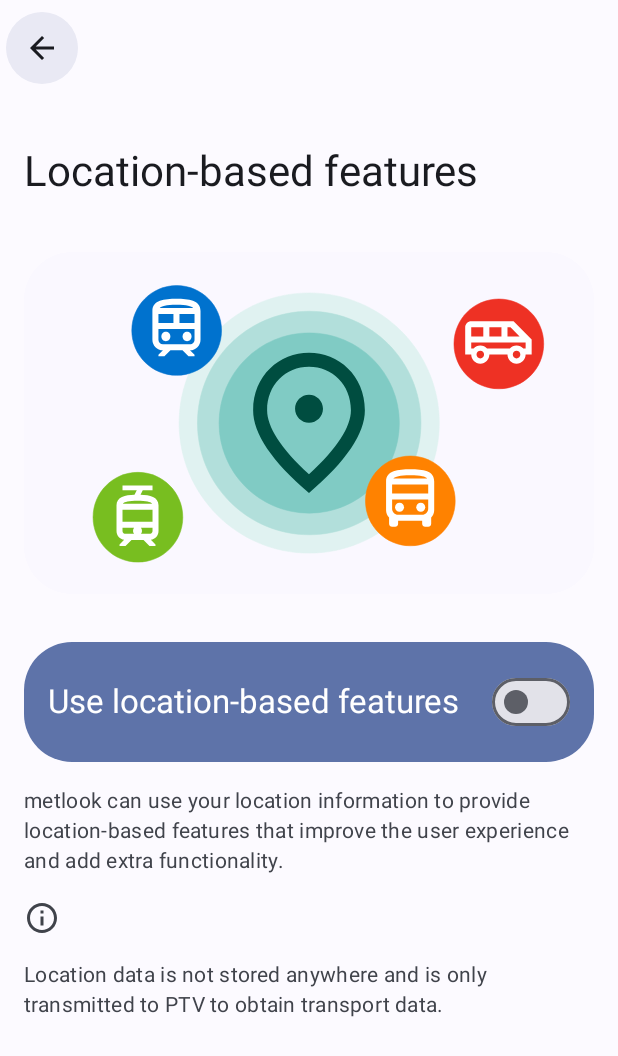
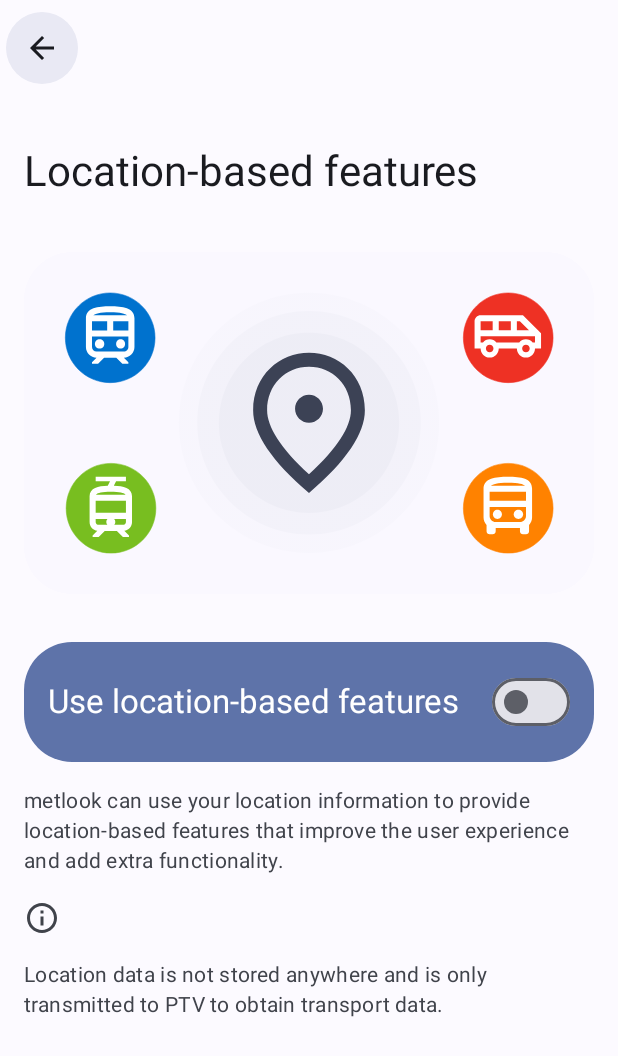
Before and after one commit to dkincorporated/metlook-eta, an Android app built with Jetpack Compose: the composable LocationFeaturesScreen shown on its own in the app's theme, on a phone screen of 412 x 824 dp. Shown: the top 1056 px of the screen. Run offline under Robolectric (Android 15) with nearby library versions, the phone set to English and light mode, and no system bars.

Commit message:
Improve location settings page graphics

```diff
--- a/app/src/main/java/dev/dkong/metlook/eta/screens/home/HomeScreen.kt
+++ b/app/src/main/java/dev/dkong/metlook/eta/screens/home/HomeScreen.kt
@@ -38,6 +38,7 @@ import androidx.compose.ui.unit.dp
 import kotlinx.coroutines.launch
 import androidx.compose.runtime.getValue
 import androidx.compose.runtime.setValue
+import androidx.compose.ui.graphics.ColorFilter
 import androidx.navigation.compose.NavHost
 import androidx.navigation.compose.composable
 import androidx.navigation.compose.rememberNavController
@@ -83,7 +84,8 @@ fun HomeScreen(navHostController: NavHostController) {
                         icon = {
                             Image(
                                 painter = painterResource(id = if (isSelected) homeScreen.selectedIcon else homeScreen.icon),
-                                contentDescription = homeScreen.displayName
+                                contentDescription = homeScreen.displayName,
+                                colorFilter = ColorFilter.tint(MaterialTheme.colorScheme.onSurface)
                             )
                         },
                         modifier = Modifier.padding(NavigationDrawerItemDefaults.ItemPadding)
@@ -108,7 +110,8 @@ fun HomeScreen(navHostController: NavHostController) {
                         icon = {
                             Image(
                                 painter = painterResource(id = item.icon),
-                                contentDescription = item.name
+                                contentDescription = item.name,
+                                colorFilter = ColorFilter.tint(MaterialTheme.colorScheme.onSurface)
                             )
                         },
                         modifier = Modifier.padding(NavigationDrawerItemDefaults.ItemPadding)
@@ -138,14 +141,20 @@ fun HomeScreen(navHostController: NavHostController) {
                             selected = isSelected,
                             onClick = {
                                 if (selectedNavBarItem.route != screen.route) {
-                                    homeNavHostController.navigate(screen.route)
+                                    homeNavHostController.navigate(screen.route) {
+                                        // Do not add to backstack -- in other words, remove all backstack when navigating to the new route
+                                        popUpTo(0)
+                                        launchSingleTop = true
+                                        restoreState = true
+                                    }
                                 }
                                 selectedNavBarItem = screen
                             },
                             icon = {
                                 Image(
                                     painter = painterResource(id = if (isSelected) screen.selectedIcon else screen.icon),
-                                    contentDescription = screen.displayName
+                                    contentDescription = screen.displayName,
+                                    colorFilter = ColorFilter.tint(MaterialTheme.colorScheme.onSurface)
                                 )
                             },
                             label = {
--- a/app/src/main/java/dev/dkong/metlook/eta/screens/settings/LocationFeaturesScreen.kt
+++ b/app/src/main/java/dev/dkong/metlook/eta/screens/settings/LocationFeaturesScreen.kt
@@ -11,6 +11,7 @@ import androidx.compose.runtime.mutableStateOf
 import androidx.compose.runtime.remember
 import androidx.compose.ui.Modifier
 import androidx.compose.ui.draw.clip
+import androidx.compose.ui.graphics.ColorFilter
 import androidx.compose.ui.res.painterResource
 import androidx.compose.ui.unit.dp
 import androidx.navigation.NavHostController
@@ -22,6 +23,7 @@ import dev.dkong.metlook.eta.composables.SettingsInfoText
 
 @Composable
 fun LocationFeaturesScreen(navHostController: NavHostController) {
+    val isLocationFeaturesEnabled = remember { mutableStateOf(false) }
     LargeTopAppbarScaffold(navController = navHostController, title = "Location-based features") {
         item {
             Box(
@@ -30,15 +32,28 @@ fun LocationFeaturesScreen(navHostController: NavHostController) {
                     .clip(RoundedCornerShape(32.dp))
                     .background(MaterialTheme.colorScheme.surface)
             ) {
-                Image(
-                    painterResource(id = R.drawable.custom_settings_location),
-                    contentDescription = null,
-                    modifier = Modifier.padding(16.dp)
-                )
+                Box {
+                    Image(
+                        painterResource(id = R.drawable.custom_settings_location_background),
+                        contentDescription = null,
+                        colorFilter = ColorFilter.tint(if (isLocationFeaturesEnabled.value) MaterialTheme.colorScheme.secondary else MaterialTheme.colorScheme.surfaceVariant),
+                        modifier = Modifier.padding(16.dp)
+                    )
+                    Image(
+                        painterResource(id = R.drawable.custom_settings_location_foreground_pin),
+                        contentDescription = null,
+                        colorFilter = ColorFilter.tint(if (isLocationFeaturesEnabled.value) MaterialTheme.colorScheme.onSurface else MaterialTheme.colorScheme.secondary),
+                        modifier = Modifier.padding(16.dp)
+                    )
+                    Image(
+                        painterResource(id = R.drawable.custom_settings_location_foreground_transport),
+                        contentDescription = null,
+                        modifier = Modifier.padding(16.dp)
+                    )
+                }
             }
         }
         item {
-            val isLocationFeaturesEnabled = remember { mutableStateOf(false) }
             HeadlineToggleableSettingsItem(
                 name = "Use location-based features",
                 checked = isLocationFeaturesEnabled
--- a/app/src/main/res/drawable/custom_settings_location.xml
+++ /dev/null
@@ -1,84 +0,0 @@
-<vector xmlns:android="http://schemas.android.com/apk/res/android"
-    android:width="1280dp"
-    android:height="720dp"
-    android:viewportWidth="1280"
-    android:viewportHeight="720">
-  <path
-      android:pathData="M321.5,360.5C321.5,184.3 464.3,41.5 640.5,41.5 816.7,41.5 959.5,184.3 959.5,360.5 959.5,536.7 816.7,679.5 640.5,679.5 464.3,679.5 321.5,536.7 321.5,360.5Z"
-      android:strokeWidth="1.33333"
-      android:fillColor="#E0F2F1"
-      android:fillType="evenOdd"
-      android:strokeColor="#E0F2F1"/>
-  <path
-      android:pathData="M366.5,360.5C366.5,209.2 489.2,86.5 640.5,86.5 791.8,86.5 914.5,209.2 914.5,360.5 914.5,511.8 791.8,634.5 640.5,634.5 489.2,634.5 366.5,511.8 366.5,360.5Z"
-      android:strokeWidth="1.33333"
-      android:fillColor="#B2DFDB"
-      android:fillType="evenOdd"
-      android:strokeColor="#B2DFDB"/>
-  <path
-      android:pathData="M419.5,360.5C419.5,238.4 518.4,139.5 640.5,139.5 762.6,139.5 861.5,238.4 861.5,360.5 861.5,482.6 762.6,581.5 640.5,581.5 518.4,581.5 419.5,482.6 419.5,360.5Z"
-      android:strokeWidth="1.33333"
-      android:fillColor="#80CBC4"
-      android:fillType="evenOdd"
-      android:strokeColor="#80CBC4"/>
-  <path
-      android:pathData="M640,360C621.2,360 605.8,344.5 605.8,325.6 605.8,306.7 621.2,291.2 640,291.2 658.8,291.2 674.3,306.7 674.3,325.6 674.3,344.5 658.8,360 640,360ZM742.8,329C742.8,266.6 697.4,222.4 640,222.4 582.6,222.4 537.3,266.6 537.3,329 537.3,369.3 570.6,422.6 640,486.2 709.4,422.6 742.8,369.3 742.8,329ZM640,188C711.9,188 777,243.4 777,329 777,386.1 731.3,453.7 640,532 548.7,453.7 503,386.1 503,329 503,243.4 568.1,188 640,188Z"
-      android:fillColor="#004D40"
-      android:fillType="evenOdd"/>
-  <path
-      android:pathData="M110.5,591.5C110.5,530.7 159.7,481.5 220.5,481.5 281.3,481.5 330.5,530.7 330.5,591.5 330.5,652.3 281.3,701.5 220.5,701.5 159.7,701.5 110.5,652.3 110.5,591.5Z"
-      android:strokeWidth="1.33333"
-      android:fillColor="#78BE20"
-      android:fillType="evenOdd"
-      android:strokeColor="#78BE20"/>
-  <path
-      android:pathData="M226.9,536.2 L232.4,525.1 256.3,525.1 256.3,514 182.7,514 182.7,525.1 217.7,525.1 212.1,536.2C189.1,536.9 168,541.6 168,562.1L168,625C168,636.1 176.2,645.2 186.8,646.8L175.4,658.3 175.4,662 190.1,662 204.8,647.2 234.2,647.2 248.9,662 263.6,662 263.6,658.3 252.2,646.8 252.2,646.8 252.2,646.8C262.8,645.2 271,636.1 271,625L271,562.1C271,541.6 249.9,536.9 226.9,536.2ZM212.4,551 L226.6,551C246.9,551.6 253.3,555.3 255.3,558.4L183.7,558.4C185.7,555.3 192.1,551.6 212.4,551ZM211,632 L188.2,632C184.9,631.2 182.7,628.3 182.7,625L182.7,617.6 211.3,617.6C209.6,619.6 208.5,622.1 208.5,625 208.5,627.7 209.4,630.1 211,632ZM256.3,625C256.3,628.3 254.1,631.2 250.8,632L228,632C229.6,630.1 230.5,627.7 230.5,625 230.5,622.1 229.4,619.6 227.7,617.6L256.3,617.6 256.3,625ZM256.3,602.8 L182.7,602.8 182.7,573.2 256.3,573.2 256.3,602.8Z"
-      android:fillColor="#FFFFFF"
-      android:fillType="evenOdd"/>
-  <path
-      android:pathData="M778.5,551.5C778.5,490.7 827.7,441.5 888.5,441.5 949.3,441.5 998.5,490.7 998.5,551.5 998.5,612.3 949.3,661.5 888.5,661.5 827.7,661.5 778.5,612.3 778.5,551.5Z"
-      android:strokeWidth="1.33333"
-      android:fillColor="#FF8200"
-      android:fillType="evenOdd"
-      android:strokeColor="#FF8200"/>
-  <path
-      android:pathData="M888,474C858.5,474 829,477.7 829,503.7L829,574.2C829,581.2 831.8,587.6 836.4,592.3L836.4,607.6C836.4,611.7 839.7,615 843.8,615L851.1,615C855.2,615 858.5,611.7 858.5,607.6L858.5,600.2 917.5,600.2 917.5,607.6C917.5,611.7 920.8,615 924.9,615L932.3,615C936.3,615 939.6,611.7 939.6,607.6L939.6,592.3C944.2,587.6 947,581.2 947,574.2L947,503.7C947,477.7 920.6,474 888,474ZM888,488.8C915.4,488.8 925.8,492.3 929.8,496.3L846.9,496.3C851.3,492.4 862,488.8 888,488.8ZM932.3,570.5C932.3,578.6 925.6,585.3 917.5,585.3L858.5,585.3C850.4,585.3 843.8,578.6 843.8,570.5L843.8,548.2 932.3,548.2 932.3,570.5ZM932.3,533.4 L843.8,533.4 843.8,511.1 932.3,511.1 932.3,533.4Z"
-      android:fillColor="#FFFFFF"
-      android:fillType="evenOdd"/>
-  <path
-      android:pathData="M873,567C873,573.1 868.1,578 862,578 855.9,578 851,573.1 851,567 851,560.9 855.9,556 862,556 868.1,556 873,560.9 873,567Z"
-      android:fillColor="#FFFFFF"
-      android:fillType="evenOdd"/>
-  <path
-      android:pathData="M925,567C925,573.1 920.1,578 914,578 907.9,578 903,573.1 903,567 903,560.9 907.9,556 914,556 920.1,556 925,560.9 925,567Z"
-      android:fillColor="#FFFFFF"
-      android:fillType="evenOdd"/>
-  <path
-      android:pathData="M205.5,133.5C205.5,72.7 254.7,23.5 315.5,23.5 376.3,23.5 425.5,72.7 425.5,133.5 425.5,194.3 376.3,243.5 315.5,243.5 254.7,243.5 205.5,194.3 205.5,133.5Z"
-      android:strokeWidth="1.33333"
-      android:fillColor="#0072CE"
-      android:fillType="evenOdd"
-      android:strokeColor="#0072CE"/>
-  <path
-      android:pathData="M300,148.5C300,154.9 295.1,160 289,160 282.9,160 278,154.9 278,148.5 278,142.1 282.9,137 289,137 295.1,137 300,142.1 300,148.5Z"
-      android:fillColor="#FFFFFF"
-      android:fillType="evenOdd"/>
-  <path
-      android:pathData="M352,148.5C352,154.9 347.1,160 341,160 334.9,160 330,154.9 330,148.5 330,142.1 334.9,137 341,137 347.1,137 352,142.1 352,148.5Z"
-      android:fillColor="#FFFFFF"
-      android:fillType="evenOdd"/>
-  <path
-      android:pathData="M315,56C285.5,56 256,59.7 256,85.7L256,156.2C256,170.5 267.6,182.2 281.8,182.2L270.8,193.3 270.8,197 285.5,197 300.3,182.2 329.8,182.2 344.5,197 359.3,197 359.3,193.3 348.2,182.2C362.4,182.2 374,170.5 374,156.2L374,85.7C374,59.7 344.5,56 315,56ZM315,70.8C340.9,70.8 351.6,74.4 356.1,78.3L273.9,78.3C278.4,74.4 289.1,70.8 315,70.8ZM270.8,93.1 L307.6,93.1 307.6,115.4 270.8,115.4 270.8,93.1ZM359.3,156.2C359.3,162.3 354.3,167.3 348.2,167.3L281.8,167.3C275.7,167.3 270.8,162.3 270.8,156.2L270.8,130.2 359.3,130.2 359.3,156.2ZM359.3,115.4 L322.4,115.4 322.4,93.1 359.3,93.1 359.3,115.4Z"
-      android:fillColor="#FFFFFF"
-      android:fillType="evenOdd"/>
-  <path
-      android:pathData="M995.5,166.5C995.5,105.7 1044.8,56.5 1105.5,56.5 1166.3,56.5 1215.5,105.7 1215.5,166.5 1215.5,227.3 1166.3,276.5 1105.5,276.5 1044.8,276.5 995.5,227.3 995.5,166.5Z"
-      android:strokeWidth="1.33333"
-      android:fillColor="#EE3124"
-      android:fillType="evenOdd"
-      android:strokeColor="#EE3124"/>
-  <path
-      android:pathData="M1141.6,111 L1037.8,111C1029.7,111 1023,117.6 1023,125.9L1023,192.7 1037.8,192.7C1037.8,205 1047.8,215 1060.1,215 1072.3,215 1082.3,205 1082.3,192.7L1126.7,192.7C1126.7,205 1136.7,215 1148.9,215 1161.3,215 1171.2,205 1171.2,192.7L1186,192.7 1186,155.6 1141.6,111ZM1126.7,125.9 L1134.1,125.9 1156.4,148.1 1126.7,148.1 1126.7,125.9ZM1082.3,125.9 L1111.9,125.9 1111.9,148.1 1082.3,148.1 1082.3,125.9ZM1037.8,125.9 L1067.4,125.9 1067.4,148.1 1037.8,148.1 1037.8,125.9ZM1060.1,202C1054.9,202 1050.8,197.8 1050.8,192.7 1050.8,187.6 1054.9,183.4 1060.1,183.4 1065.2,183.4 1069.3,187.6 1069.3,192.7 1069.3,197.8 1065.2,202 1060.1,202ZM1148.9,202C1143.8,202 1139.7,197.8 1139.7,192.7 1139.7,187.6 1143.8,183.4 1148.9,183.4 1154.1,183.4 1158.2,187.6 1158.2,192.7 1158.2,197.8 1154.1,202 1148.9,202ZM1171.2,177.9 L1165.4,177.9C1161.3,173.3 1155.5,170.4 1148.9,170.4 1142.4,170.4 1136.6,173.3 1132.5,177.9L1076.5,177.9C1072.4,173.3 1066.6,170.4 1060.1,170.4 1053.4,170.4 1047.7,173.3 1043.6,177.9L1037.8,177.9 1037.8,163 1171.2,163 1171.2,177.9Z"
-      android:fillColor="#FFFFFF"
-      android:fillType="evenOdd"/>
-</vector>
--- /dev/null
+++ b/app/src/main/res/drawable/custom_settings_location_background.xml
@@ -0,0 +1,18 @@
+<vector xmlns:android="http://schemas.android.com/apk/res/android"
+    android:width="1280dp"
+    android:height="720dp"
+    android:viewportWidth="1280"
+    android:viewportHeight="720">
+    <path
+        android:fillAlpha="0.1"
+        android:fillColor="#1893DE"
+        android:pathData="M321,360C321,183.8 463.8,41 640,41 816.2,41 959,183.8 959,360 959,536.2 816.2,679 640,679 463.8,679 321,536.2 321,360Z" />
+    <path
+        android:fillAlpha="0.2"
+        android:fillColor="#1893DE"
+        android:pathData="M366,360C366,208.7 488.7,86 640,86 791.3,86 914,208.7 914,360 914,511.3 791.3,634 640,634 488.7,634 366,511.3 366,360Z" />
+    <path
+        android:fillAlpha="0.3"
+        android:fillColor="#1893DE"
+        android:pathData="M419,360C419,237.9 517.9,139 640,139 762.1,139 861,237.9 861,360 861,482.1 762.1,581 640,581 517.9,581 419,482.1 419,360Z" />
+</vector>
--- /dev/null
+++ b/app/src/main/res/drawable/custom_settings_location_foreground_pin.xml
@@ -0,0 +1,9 @@
+<vector xmlns:android="http://schemas.android.com/apk/res/android"
+    android:width="1280dp"
+    android:height="720dp"
+    android:viewportWidth="1280"
+    android:viewportHeight="720">
+    <path
+        android:fillColor="#1893DE"
+        android:pathData="M640,360C621.2,360 605.8,344.5 605.8,325.6 605.8,306.7 621.2,291.2 640,291.2 658.8,291.2 674.3,306.7 674.3,325.6 674.3,344.5 658.8,360 640,360ZM742.8,329C742.8,266.6 697.4,222.4 640,222.4 582.6,222.4 537.3,266.6 537.3,329 537.3,369.3 570.6,422.6 640,486.2 709.4,422.6 742.8,369.3 742.8,329ZM640,188C711.9,188 777,243.4 777,329 777,386.1 731.3,453.7 640,532 548.7,453.7 503,386.1 503,329 503,243.4 568.1,188 640,188Z" />
+</vector>
--- /dev/null
+++ b/app/src/main/res/drawable/custom_settings_location_foreground_transport.xml
@@ -0,0 +1,50 @@
+<vector xmlns:android="http://schemas.android.com/apk/res/android"
+    android:width="1280dp"
+    android:height="720dp"
+    android:viewportWidth="1280"
+    android:viewportHeight="720">
+    <path
+        android:fillColor="#78BE20"
+        android:pathData="M44.5,569.5C44.5,508.7 93.7,459.5 154.5,459.5 215.3,459.5 264.5,508.7 264.5,569.5 264.5,630.3 215.3,679.5 154.5,679.5 93.7,679.5 44.5,630.3 44.5,569.5Z"
+        android:strokeWidth="1.33333"
+        android:strokeColor="#78BE20" />
+    <path
+        android:fillColor="#FFFFFF"
+        android:pathData="M161.4,514.2 L167,503.1 191.1,503.1 191.1,492 116.9,492 116.9,503.1 152.1,503.1 146.6,514.2C123.3,514.9 102,519.6 102,540.1L102,603C102,614.1 110.2,623.2 120.9,624.8L109.4,636.3 109.4,640 124.3,640 139.1,625.2 168.9,625.2 183.7,640 198.6,640 198.6,636.3 187.1,624.8 187,624.8 187.1,624.8C197.8,623.2 206,614.1 206,603L206,540.1C206,519.6 184.7,514.9 161.4,514.2ZM146.8,529 L161.2,529C181.6,529.6 188.1,533.3 190.2,536.4L117.8,536.4C119.9,533.3 126.4,529.6 146.8,529ZM145.5,610 L122.4,610C119.1,609.2 116.9,606.3 116.9,603L116.9,595.6 145.8,595.6C144,597.6 142.9,600.1 142.9,603 142.9,605.7 143.8,608.1 145.5,610ZM191.1,603C191.1,606.3 188.9,609.2 185.6,610L162.5,610C164.2,608.1 165.1,605.7 165.1,603 165.1,600.1 164,597.6 162.2,595.6L191.1,595.6 191.1,603ZM191.1,580.8 L116.9,580.8 116.9,551.2 191.1,551.2 191.1,580.8Z" />
+    <path
+        android:fillColor="#FF8200"
+        android:pathData="M1018.5,569.5C1018.5,508.7 1067.8,459.5 1128.5,459.5 1189.3,459.5 1238.5,508.7 1238.5,569.5 1238.5,630.3 1189.3,679.5 1128.5,679.5 1067.8,679.5 1018.5,630.3 1018.5,569.5Z"
+        android:strokeWidth="1.33333"
+        android:strokeColor="#FF8200" />
+    <path
+        android:fillColor="#FFFFFF"
+        android:pathData="M1127.5,492C1097.8,492 1068,495.7 1068,521.7L1068,592.2C1068,599.2 1070.8,605.6 1075.4,610.3L1075.4,625.6C1075.4,629.7 1078.8,633 1082.9,633L1090.3,633C1094.4,633 1097.8,629.7 1097.8,625.6L1097.8,618.2 1157.3,618.2 1157.3,625.6C1157.3,629.7 1160.6,633 1164.7,633L1172.1,633C1176.2,633 1179.6,629.7 1179.6,625.6L1179.6,610.3C1184.2,605.6 1187,599.2 1187,592.2L1187,521.7C1187,495.7 1160.4,492 1127.5,492ZM1127.5,506.8C1155.1,506.8 1165.7,510.3 1169.7,514.3L1086.1,514.3C1090.5,510.4 1101.3,506.8 1127.5,506.8ZM1172.1,588.5C1172.1,596.6 1165.4,603.3 1157.3,603.3L1097.8,603.3C1089.6,603.3 1082.9,596.6 1082.9,588.5L1082.9,566.2 1172.1,566.2 1172.1,588.5ZM1172.1,551.4 L1082.9,551.4 1082.9,529.1 1172.1,529.1 1172.1,551.4Z" />
+    <path
+        android:fillColor="#FFFFFF"
+        android:pathData="M1113,584.5C1113,590.9 1108.1,596 1102,596 1095.9,596 1091,590.9 1091,584.5 1091,578.1 1095.9,573 1102,573 1108.1,573 1113,578.1 1113,584.5Z" />
+    <path
+        android:fillColor="#FFFFFF"
+        android:pathData="M1165,584.5C1165,590.9 1159.8,596 1153.5,596 1147.2,596 1142,590.9 1142,584.5 1142,578.1 1147.2,573 1153.5,573 1159.8,573 1165,578.1 1165,584.5Z" />
+    <path
+        android:fillColor="#0072CE"
+        android:pathData="M42.5,151.5C42.5,90.7 91.7,41.5 152.5,41.5 213.3,41.5 262.5,90.7 262.5,151.5 262.5,212.3 213.3,261.5 152.5,261.5 91.7,261.5 42.5,212.3 42.5,151.5Z"
+        android:strokeWidth="1.33333"
+        android:strokeColor="#0072CE" />
+    <path
+        android:fillColor="#FFFFFF"
+        android:pathData="M138,166.5C138,172.9 132.9,178 126.5,178 120.1,178 115,172.9 115,166.5 115,160.1 120.1,155 126.5,155 132.9,155 138,160.1 138,166.5Z" />
+    <path
+        android:fillColor="#FFFFFF"
+        android:pathData="M189,166.5C189,172.9 184.1,178 178,178 171.9,178 167,172.9 167,166.5 167,160.1 171.9,155 178,155 184.1,155 189,160.1 189,166.5Z" />
+    <path
+        android:fillColor="#FFFFFF"
+        android:pathData="M152.5,74C122.8,74 93,77.7 93,103.7L93,174.2C93,188.5 104.7,200.2 119,200.2L107.9,211.3 107.9,215 122.8,215 137.6,200.2 167.4,200.2 182.3,215 197.1,215 197.1,211.3 186,200.2C200.3,200.2 212,188.5 212,174.2L212,103.7C212,77.7 182.3,74 152.5,74ZM152.5,88.8C178.6,88.8 189.4,92.4 193.9,96.3L111.1,96.3C115.6,92.4 126.4,88.8 152.5,88.8ZM107.9,111.1 L145.1,111.1 145.1,133.4 107.9,133.4 107.9,111.1ZM197.1,174.2C197.1,180.3 192.1,185.3 186,185.3L119,185.3C112.9,185.3 107.9,180.3 107.9,174.2L107.9,148.2 197.1,148.2 197.1,174.2ZM197.1,133.4 L159.9,133.4 159.9,111.1 197.1,111.1 197.1,133.4Z" />
+    <path
+        android:fillColor="#EE3124"
+        android:pathData="M1018.5,151.5C1018.5,90.7 1067.8,41.5 1128.5,41.5 1189.3,41.5 1238.5,90.7 1238.5,151.5 1238.5,212.3 1189.3,261.5 1128.5,261.5 1067.8,261.5 1018.5,212.3 1018.5,151.5Z"
+        android:strokeWidth="1.33333"
+        android:strokeColor="#EE3124" />
+    <path
+        android:fillColor="#FFFFFF"
+        android:pathData="M1164.6,96 L1060.8,96C1052.7,96 1046,102.6 1046,110.9L1046,177.7 1060.8,177.7C1060.8,190 1070.8,200 1083.1,200 1095.3,200 1105.3,190 1105.3,177.7L1149.7,177.7C1149.7,190 1159.7,200 1171.9,200 1184.3,200 1194.2,190 1194.2,177.7L1209,177.7 1209,140.6 1164.6,96ZM1149.7,110.9 L1157.1,110.9 1179.4,133.1 1149.7,133.1 1149.7,110.9ZM1105.3,110.9 L1134.9,110.9 1134.9,133.1 1105.3,133.1 1105.3,110.9ZM1060.8,110.9 L1090.4,110.9 1090.4,133.1 1060.8,133.1 1060.8,110.9ZM1083.1,187C1077.9,187 1073.8,182.8 1073.8,177.7 1073.8,172.6 1077.9,168.4 1083.1,168.4 1088.2,168.4 1092.3,172.6 1092.3,177.7 1092.3,182.8 1088.2,187 1083.1,187ZM1171.9,187C1166.8,187 1162.7,182.8 1162.7,177.7 1162.7,172.6 1166.8,168.4 1171.9,168.4 1177.1,168.4 1181.2,172.6 1181.2,177.7 1181.2,182.8 1177.1,187 1171.9,187ZM1194.2,162.9 L1188.4,162.9C1184.3,158.3 1178.5,155.4 1171.9,155.4 1165.4,155.4 1159.6,158.3 1155.5,162.9L1099.5,162.9C1095.4,158.3 1089.6,155.4 1083.1,155.4 1076.4,155.4 1070.7,158.3 1066.6,162.9L1060.8,162.9 1060.8,148 1194.2,148 1194.2,162.9Z" />
+</vector>
```
Also changed, not shown: 2 other files.
